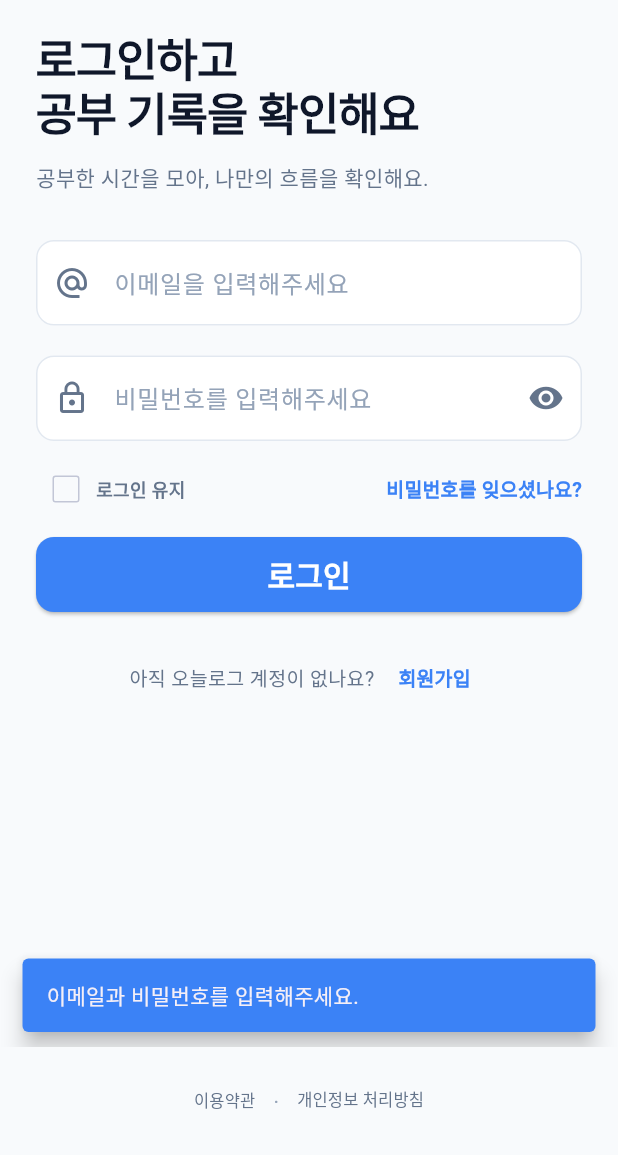
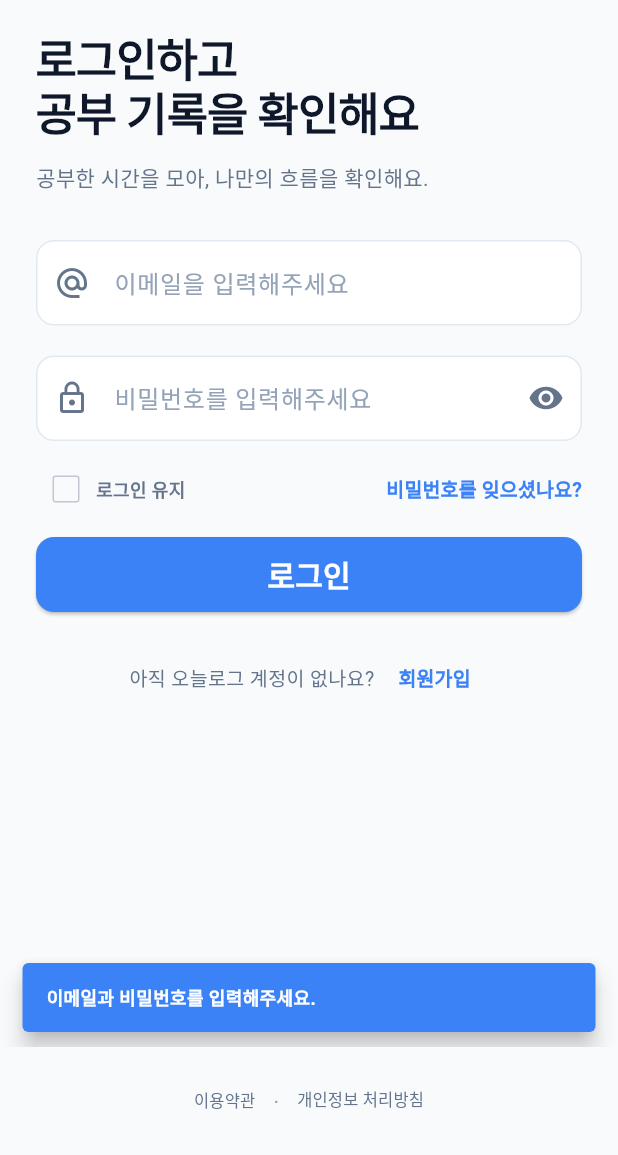
Before and after one commit to sky688372-wq/day_log, a Flutter app: the screen it shows after launch, after a tap on "로그인", on a phone screen of 412 x 824 dp, the part 81-1236 px from its top. Run offline on Flutter 3.47's test engine with Material 3 defaults, Android fonts, the phone set to English and light mode, and no system bars; our stand-ins replace dio, flutter_secure_storage, smooth_page_indicator; accounts and stored records are empty.

Commit message:
refactor: 공통 스낵바 및 이메일 검증 함수 로그인 화면에 적용

```diff
--- a/lib/screens/auth/login_screen.dart
+++ b/lib/screens/auth/login_screen.dart
@@ -1,15 +1,12 @@
 import 'package:day_log/core/providers/user_info_provider.dart';
 import 'package:day_log/core/theme/app_color.dart';
-import 'package:day_log/screens/auth/Sign_up_screen.dart';
+import 'package:day_log/core/utils/snack_bar_helper.dart';
+import 'package:day_log/core/utils/validators.dart';
+import 'package:day_log/screens/auth/sign_up_screen.dart';
 import 'package:day_log/screens/auth/forgot_password_screen.dart';
 import 'package:day_log/screens/onboarding/onboarding.dart';
 import 'package:flutter/material.dart';
 import 'package:provider/provider.dart';
-
-//테스트 계정
-//user@example.com
-//********
-
 
 class LoginScreen extends StatefulWidget {
   const LoginScreen({super.key});
@@ -33,32 +30,32 @@ class _LoginScreenState extends State<LoginScreen> {
   Future<void> _login() async {
     final userInfoProvider = context.read<UserInfoProvider>();
 
-    //중복 요청 방지
+    // 1. 중복 요청 방지
     if (userInfoProvider.isLoading) return;
 
+    // 2. 입력값 읽기
     final email = _emailCtrl.text.trim();
     final password = _passwordCtrl.text;
 
-    //유효성 검사 : 입력하지 않은 항목 확인
+    // 3. 입력하지 않은 항목 확인
     if (email.isEmpty || password.isEmpty) {
-      ScaffoldMessenger.of(context).clearSnackBars();
-      ScaffoldMessenger.of(context).showSnackBar(
-        const SnackBar(
-          behavior: SnackBarBehavior.floating,
-          backgroundColor: AppColor.primary,
-          content: Text('이메일과 비밀번호를 입력해주세요.'),
-        ),
-      );
+      SnackBarHelper.show(context, '이메일과 비밀번호를 입력해주세요.');
       return;
     }
 
-    //로그인 요청에 사용할 체크값 보관
+    // 4. 이메일 형식 검사
+    if (!Validators.isValidEmail(email)) {
+      SnackBarHelper.show(context, '올바른 이메일 형식을 입력해주세요.');
+      return;
+    }
+
+    // 5. 로그인 요청에 사용할 체크값 보관
     final isKeepLogin = _isKeepLogin;
 
     //키보드 내리기
     FocusScope.of(context).unfocus();
 
-    //프로바이더에서 로그인 처리 후 결과 받기
+    // 6. 프로바이더에서 로그인 처리 후 결과 받기
     final success = await userInfoProvider.login(
       email: email,
       password: password,
@@ -68,18 +65,11 @@ class _LoginScreenState extends State<LoginScreen> {
     //비동기 작업 중 화면을 나갔다면 처리 중단
     if (!mounted) return;
 
-    ScaffoldMessenger.of(context).clearSnackBars();
+    // 7. 로그인 결과 처리
+    if (success) {
+      SnackBarHelper.show(context, '로그인에 성공했어요.');
 
-    if (success) {
-      ScaffoldMessenger.of(context).showSnackBar(
-        const SnackBar(
-          behavior: SnackBarBehavior.floating,
-          backgroundColor: AppColor.primary,
-          content: Text('로그인에 성공했어요.'),
-        ),
-      );
-
-      //다음 화면으로 이동
+      //시연을 위해 온보딩 화면으로 이동
       Navigator.pushReplacement(
         context,
         MaterialPageRoute(
@@ -87,14 +77,9 @@ class _LoginScreenState extends State<LoginScreen> {
         ),
       );
     } else {
-      ScaffoldMessenger.of(context).showSnackBar(
-        SnackBar(
-          behavior: SnackBarBehavior.floating,
-          backgroundColor: AppColor.primary,
-          content: Text(
-            userInfoProvider.errorMessage ?? '로그인에 실패했어요.',
-          ),
-        ),
+      SnackBarHelper.show(
+        context,
+        userInfoProvider.errorMessage ?? '로그인에 실패했어요.',
       );
     }
   }
@@ -146,7 +131,6 @@ class _LoginScreenState extends State<LoginScreen> {
                     ),
                   ],
                 ),
-
                 const SizedBox(height: 20),
 
                 // 2. 로그인 타이틀
@@ -160,7 +144,6 @@ class _LoginScreenState extends State<LoginScreen> {
                     letterSpacing: -0.7,
                   ),
                 ),
-
                 const SizedBox(height: 14),
 
                 // 3. 앱 소개 문구
@@ -173,10 +156,9 @@ class _LoginScreenState extends State<LoginScreen> {
                     color: AppColor.textSecondary,
                   ),
                 ),
-
                 const SizedBox(height: 30),
 
-                //4. 이메일 입력 텍스트 필드
+                // 4. 이메일 입력 텍스트 필드
                 TextField(
                   controller: _emailCtrl,
                   keyboardType: TextInputType.emailAddress,
@@ -216,11 +198,9 @@ class _LoginScreenState extends State<LoginScreen> {
                     ),
                   ),
                 ),
-
                 const SizedBox(height: 20),
 
-                //5. 비밀번호 텍스트 필드
-                // todo 나중에 백엔드 호출 최소화를 위해서 유효성 검사 해야함
+                // 5. 비밀번호 텍스트 필드
                 TextField(
                   controller: _passwordCtrl,
                   keyboardType: TextInputType.visiblePassword,
@@ -361,7 +341,6 @@ class _LoginScreenState extends State<LoginScreen> {
                     ),
                   ),
                 ),
-
                 const SizedBox(height: 20),
 
                 // 8. 회원 가입 화면 이동 텍스트 버튼
```
